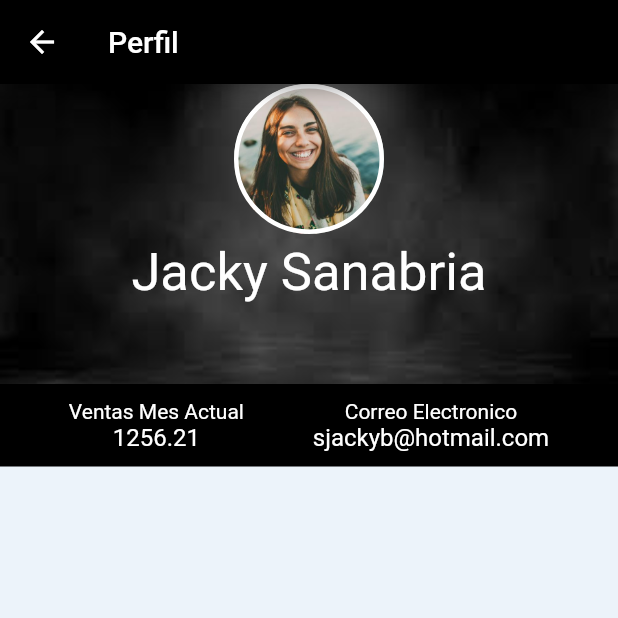
After one commit to Janete1206/SmokeShop2, a Flutter app: the Home screen opened by its route, in the side drawer, after a tap on "Perfil", on a phone screen of 412 x 824 dp, the top half of it. The commit adds this screen. Run offline on Flutter 3.47's test engine with Material 2 defaults, Android fonts, the phone set to English and light mode, and no system bars; our stand-ins replace charts_flutter, font_awesome_flutter, shared_preferences; missing offline and left inert: smart_select; accounts and stored records are empty.

Commit message:
Vista Perfil Movil

```diff
--- a/movil/lib/main.dart
+++ b/movil/lib/main.dart
@@ -39,9 +39,9 @@ class _LoginPageState extends State<LoginPage> {
   login(String email, password)async{
     SharedPreferences sharedPreferences = await SharedPreferences.getInstance();
     //Janete
-     var response = await http.post("http://192.168.1.71/smoke/api_login.php",
+   //  var response = await http.post("http://192.168.1.71/smoke/api_login.php",
    //Jacqueline
-   //var response = await http.post("http://192.168.10.203/smoke/api_login.php",
+   var response = await http.post("http://192.168.10.204/smoke/api_login.php",
 
     body: jsonEncode(<String, String> {'email': email, 'password': password}));
     var respuesta = json.decode(response.body);
--- a/movil/lib/pages/home.dart
+++ b/movil/lib/pages/home.dart
@@ -3,6 +3,7 @@ import 'dart:async';
 import 'package:http/http.dart' as http;
 import 'package:movil/main.dart';
 import 'package:movil/pages/clases.dart';
+import 'package:movil/pages/perfil.dart';
 import 'package:movil/pages/productos_agotar.dart';
 import 'dart:convert';
 import 'package:shared_preferences/shared_preferences.dart';
@@ -89,6 +90,17 @@ class Home extends StatelessWidget {
                   ),
                     new Divider(),
                   new ListTile(
+                  title: new Text("Perfil"),
+                  trailing: new Icon(Icons.verified_user),
+                 onTap: () => Navigator.of(context).push(new MaterialPageRoute(
+                    builder: (BuildContext context) => Perfil(),
+                  )),
+                  ),
+
+
+
+                    new Divider(),
+                  new ListTile(
                   title: new Text("Cerrar sesión"),
                   trailing: new Icon(Icons.closed_caption),
                  onTap: () => Navigator.of(context).push(new MaterialPageRoute(
--- a/movil/lib/pages/passwordRecovery.dart
+++ b/movil/lib/pages/passwordRecovery.dart
@@ -15,7 +15,9 @@ class _RecoveryPageState extends State<RecoveryPage> {
   String mensaje = '';
 
   login(String email)async{
+
      var response = await http.post("http://192.168.1.71/smoke/api_password_recovery.php",
+     //var response = await http.post("http://192.168.10.204/smoke/api_password_recovery.php",
     body: jsonEncode(<String, String> {'email': email}));
     var respuesta = json.decode(response.body);
     print(respuesta['success']);
--- /dev/null
+++ b/movil/lib/pages/perfil.dart
@@ -0,0 +1,150 @@
+import 'package:flutter/rendering.dart';
+import 'package:movil/pages/clases.dart';
+import 'package:flutter/material.dart';
+import 'dart:async';
+import 'package:http/http.dart' as http;
+import 'dart:convert';
+
+class Perfil extends StatelessWidget {
+  @override
+  Widget build(BuildContext context) {
+    return Scaffold(
+        appBar: AppBar(
+          title: new Text(
+            'Perfil',
+          ),
+          backgroundColor: Color(0xff000000),
+        ),
+        body: Column(
+            crossAxisAlignment: CrossAxisAlignment.stretch,
+            children: <Widget>[
+              Header(
+                username: 'Jacky Sanabria',
+                backgroundAsset: 'assets/fondo.jpg',
+                userAsset: 'assets/perfil.jpg',
+              ),
+              Container(
+                color: Colors.black,
+                padding: EdgeInsets.symmetric(vertical: 10),
+              child: Row(
+                mainAxisAlignment: MainAxisAlignment.spaceEvenly,
+                children: <Widget>[
+
+                  Ventas(text: 'Ventas Mes Actual',number: 1256.21,),
+                  Column(children:
+                   <Widget>[Text('Correo Electronico', style: TextStyle(
+                color: Colors.white,
+                fontSize: 14,
+              )),
+                   Text('sjackyb@hotmail.com', style: TextStyle(
+                color: Colors.white,
+                fontSize: 16,
+              )),
+
+                   ],
+                  )
+                ],
+              ),
+              ),
+            ],
+            ),
+            );
+
+
+  }
+}
+
+class Ventas extends StatelessWidget {
+  final String text;
+  final double number;
+
+  const Ventas({
+    @required this.text,
+    @required this.number,
+    Key key,
+  }) : super(key: key);
+
+  @override
+  Widget build(BuildContext context) {
+    final style = TextStyle(color: Colors.white);
+    return Column(children: <Widget>
+    [Text(this.text, style: TextStyle(
+                color: Colors.white,
+                fontSize: 14,
+              )),
+     Text('${this.number}', style: TextStyle(
+                color: Colors.white,
+                fontSize: 16,
+              )),
+     ],
+    );
+  }
+}
+class FotoPerfil extends StatelessWidget {
+  final String assetsImage;
+  final double size;
+
+  const FotoPerfil({
+    Key key,
+    @required this.assetsImage,
+    this.size = 100,
+  }): super(key: key);
+  @override
+  Widget build(BuildContext context){
+    return Container(
+                      width: this.size,
+                      height: this.size,
+                      decoration: BoxDecoration(
+                        image: DecorationImage(
+                          image: AssetImage(this.assetsImage),
+                          fit: BoxFit.cover,
+                        ),
+                        shape: BoxShape.circle,
+                        border: Border.all(
+                          color: Colors.white,
+                          width: 3),
+                      ),
+                      margin: EdgeInsets.only(bottom: 5),
+                    );
+  }
+}
+class Header extends StatelessWidget {
+  final double height;
+  final String backgroundAsset;
+  final String userAsset;
+  final String username;
+
+  const Header({
+    Key key,
+    this.height= 200,
+    @required this.backgroundAsset,
+    @required this.userAsset,
+    @required this.username,
+  }) : super(key: key);
+
+  @override
+  Widget build(BuildContext context) {
+    return Container(
+      height: this.height,
+      padding: EdgeInsets.only(bottom: 20),
+      decoration: BoxDecoration(
+        image: DecorationImage(
+          image: AssetImage(this.backgroundAsset),
+          fit: BoxFit.cover,
+        ),
+      ),
+      child: Column(
+        children: <Widget>[
+          FotoPerfil(assetsImage: this.userAsset,
+          size: 100),
+
+          Text(this.username,
+              style: TextStyle(
+                color: Colors.white,
+                fontSize: 35,
+              ))
+        ],
+      ),
+    );
+  }
+}
--- a/movil/lib/pages/productos_agotar.dart
+++ b/movil/lib/pages/productos_agotar.dart
@@ -27,7 +27,7 @@ class ListaProductosA extends StatefulWidget {
 class _ListaProductosAState extends State<ListaProductosA> {
 
    Future<List<Productoa>> _getProductosA() async{
-//var data = await http.get("http://192.168.10.203/smoke/api_productoAgotar.php");
+//var data = await http.get("http://192.168.10.204/smoke/api_productoAgotar.php");
    var data = await http.get("http://192.168.1.71/smoke/api_productoAgotar.php");
     var respuesta = json.decode(data.body);
     List<Productoa> productosa = [];
```
Also changed, not shown: movil/assets/fondo.jpg (added), movil/assets/perfil.jpg (added).
